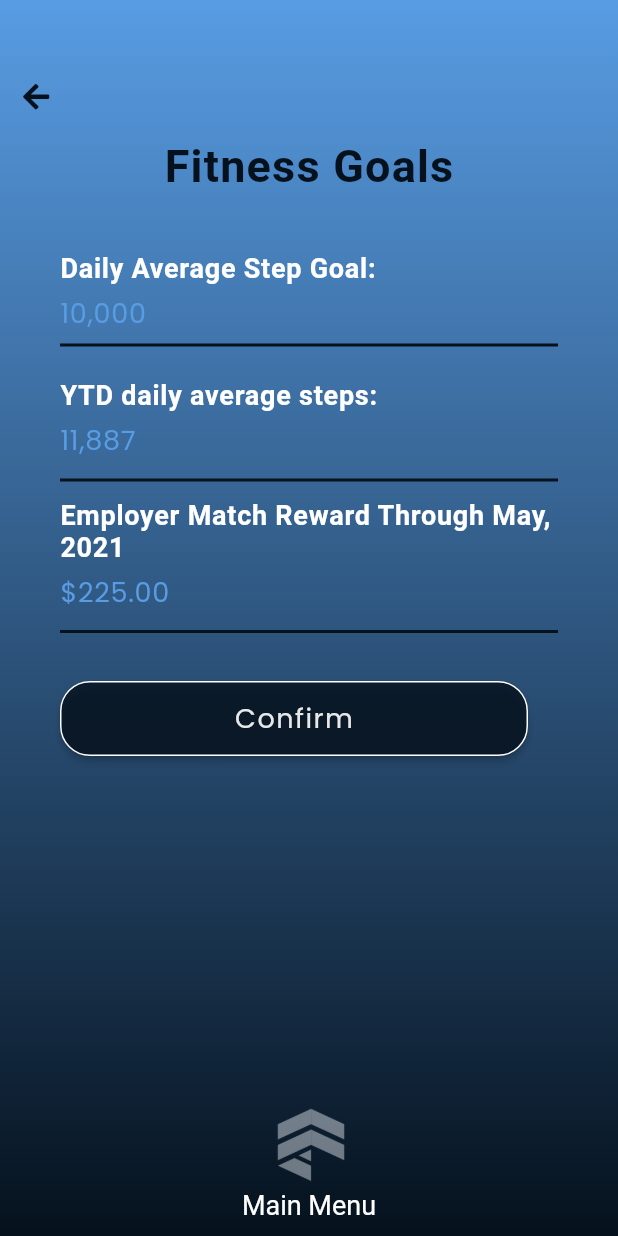
After one commit to coherentcloud/mra-flutter, a Flutter app: the FitnessRewardsPage screen opened directly, on a phone screen of 412 x 824 dp. The commit adds this screen. Run offline on Flutter 3.47's test engine with Material 2 defaults, Android fonts, the phone set to English and light mode, and no system bars; our stand-ins replace font_awesome_flutter, get, google_fonts, pinput; missing offline and left inert: horizontal_data_table.

Commit message:
add fitness rewards, plus other wording changes

```diff
--- a/lib/presentation/data/transactions_data_model.dart
+++ b/lib/presentation/data/transactions_data_model.dart
@@ -16,14 +16,14 @@ class TransactionsModel {
 
 List<TransactionsModel> transactionsList = [
   TransactionsModel(
-    date: "1/1/21",
+    date: "3/1/21",
     activity: "Deposit",
     amount: "\$1000.00   ",
     status: "Posted",
     type: "Credit",
   ),
   TransactionsModel(
-    date: "2/1/21",
+    date: "3/1/21",
     activity: "Reward",
     amount: "\$100.00   ",
     status: "Pending",
@@ -31,7 +31,7 @@ List<TransactionsModel> transactionsList = [
   ),
   TransactionsModel(
     date: "4/1/21",
-    activity: "Wallgreens",
+    activity: "Walgreens",
     amount: "\$10.00   ",
     status: "Posted",
     type: "Expense",
--- a/lib/presentation/screens/activate_page/activate_page.dart
+++ b/lib/presentation/screens/activate_page/activate_page.dart
@@ -84,7 +84,7 @@ class _ActivatePageState extends State<ActivatePage> {
                         letterSpacing: 1,
                       )),
                     ),
-                    onPressed: () {},
+                    onPressed: () => Get.offAll(HomePage()),
                   ),
                 ),
               ),
@@ -92,18 +92,13 @@ class _ActivatePageState extends State<ActivatePage> {
           ),
         ),
         bottomNavigationBar: GestureDetector(
-          onTap: () => Get.offAll(HomePage()),
           child: Container(
             child: Column(
               mainAxisSize: MainAxisSize.min,
               children: [
-                Image(
-                  image: AssetImage("images/white.png"),
-                  height: 60.0,
-                ),
                 SizedBox(width: 10.0),
                 Text(
-                  'Main Menu',
+                  'My Rewards App',
                   style: GoogleFonts.merriweatherSans(
                       textStyle: TextStyle(
                           fontSize: 18.0,
--- a/lib/presentation/screens/earn_rewards_page/earn_rewards_page.dart
+++ b/lib/presentation/screens/earn_rewards_page/earn_rewards_page.dart
@@ -1,6 +1,7 @@
 import 'package:coherence_app/presentation/common_widgets/kHugeButton.dart';
 import 'package:coherence_app/presentation/screens/deposit_rewards/deposit_rewards_page.dart';
 import 'package:coherence_app/presentation/screens/education_rewards/education_rewards_page.dart';
+import 'package:coherence_app/presentation/screens/employer_rewards/fitness_rewards_page.dart';
 import 'package:coherence_app/presentation/screens/homepage/home_page.dart';
 import 'package:coherence_app/presentation/screens/investment_rewards/investment_rewards_page.dart';
 import 'package:coherence_app/presentation/screens/sharing_rewards/sharing_rewards_page.dart';
@@ -50,13 +51,18 @@ class EarnRewardsPage extends StatelessWidget {
                 SizedBox(height: 40.0),
                 KHugeBUtton(
                     title: "Deposit Money",
-                    subTitle: "Get a match from your client",
+                    subTitle: "Get a match from your employer",
                     onPressed: () => Get.to(DepositRewardsPage())),
                 SizedBox(height: 20.0),
                 KHugeBUtton(
                     title: "Invest Your Savings",
-                    subTitle: "Get 1 free stock",
+                    subTitle: "Get free stocks",
                     onPressed: () => Get.to(InvestmentRewardsPage())),
+                SizedBox(height: 20.0),
+                KHugeBUtton(
+                    title: "Meet Fitness Goals",
+                    subTitle: "Get a match from your employer",
+                    onPressed: () => Get.to(FitnessRewardsPage())),
                 SizedBox(height: 20.0),
                 KHugeBUtton(
                     title: "Share With Your Friends",
--- /dev/null
+++ b/lib/presentation/screens/employer_rewards/fitness_rewards_page.dart
@@ -0,0 +1,110 @@
+import 'package:coherence_app/presentation/common_widgets/kBigButton.dart';
+import 'package:coherence_app/presentation/common_widgets/kTextField.dart';
+import 'package:coherence_app/presentation/screens/homepage/home_page.dart';
+import 'package:coherence_app/utilities/colors.dart';
+import 'package:coherence_app/utilities/constants.dart';
+import 'package:flutter/material.dart';
+import 'package:font_awesome_flutter/font_awesome_flutter.dart';
+import 'package:get/get.dart';
+import 'package:google_fonts/google_fonts.dart';
+
+class FitnessRewardsPage extends StatelessWidget {
+  @override
+  Widget build(BuildContext context) {
+    return Container(
+      decoration: BoxDecoration(
+        gradient: LinearGradient(
+            colors: [kPrimaryColor, kSecondaryColor],
+            begin: Alignment.topCenter,
+            end: Alignment.bottomCenter),
+      ),
+      child: Scaffold(
+        backgroundColor: Colors.transparent,
+        body: ScrollConfiguration(
+          behavior: ScrollBehavior()
+            ..buildViewportChrome(context, null, AxisDirection.down),
+          child: SingleChildScrollView(
+            child: Column(
+              crossAxisAlignment: CrossAxisAlignment.start,
+              children: [
+                SizedBox(height: 40.0),
+                IconButton(
+                    icon: Icon(FontAwesomeIcons.arrowLeft,
+                        size: 20.0, color: kSecondaryColor),
+                    onPressed: () => Get.back()),
+                SizedBox(height: 5.0),
+                Center(
+                  child: Text('Fitness Goals',
+                      style: GoogleFonts.merriweatherSans(
+                          textStyle: TextStyle(
+                              fontSize: 30.0,
+                              color: kSecondaryColor,
+                              letterSpacing: 0.8,
+                              fontWeight: FontWeight.w700))),
+                ),
+                SizedBox(height: 30.0),
+                Container(
+                  padding:
+                      EdgeInsets.symmetric(horizontal: 40.0, vertical: 10.0),
+                  child: Column(
+                    crossAxisAlignment: CrossAxisAlignment.start,
+                    children: [
+                      Text('Daily Average Step Goal:',
+                          style: kMyRewardsTextStyle1),
+                      SizedBox(height: 6.0),
+                      Text('10,000', style: kMyRewardsTextStyle2),
+                      Divider(color: kSecondaryColor, thickness: 2),
+                      SizedBox(height: 15.0),
+                      Text('YTD daily average steps:',
+                          style: kMyRewardsTextStyle1),
+                      SizedBox(height: 6.0),
+                      Text('11,887', style: kMyRewardsTextStyle2),
+                      SizedBox(height: 5.0),
+                      Divider(color: kSecondaryColor, thickness: 2),
+                      SizedBox(height: 5.0),
+                      Text('Employer Match Reward Through May, 2021',
+                          style: kMyRewardsTextStyle1),
+                      SizedBox(height: 6.0),
+                      Text('\$225.00', style: kMyRewardsTextStyle2),
+                      SizedBox(height: 5.0),
+                      Divider(color: kSecondaryColor, thickness: 2),
+                      SizedBox(height: 25.0),
+                      KBigButton(
+                          text: "Confirm",
+                          onPressed: () => Get.offAll(HomePage())),
+                      SizedBox(height: 15.0),
+                    ],
+                  ),
+                )
+              ],
+            ),
+          ),
+        ),
+        bottomNavigationBar: GestureDetector(
+          onTap: () => Get.offAll(HomePage()),
+          child: Container(
+            child: Column(
+              mainAxisSize: MainAxisSize.min,
+              children: [
+                Image(
+                  image: AssetImage("images/white.png"),
+                  height: 60.0,
+                ),
+                SizedBox(width: 10.0),
+                Text(
+                  'Main Menu',
+                  style: GoogleFonts.merriweatherSans(
+                      textStyle: TextStyle(
+                          fontSize: 18.0,
+                          color: kTextColor2,
+                          fontWeight: FontWeight.w400)),
+                ),
+                SizedBox(height: 10.0)
+              ],
+            ),
+          ),
+        ),
+      ),
+    );
+  }
+}
```
Also changed, not shown: 1 other file.
